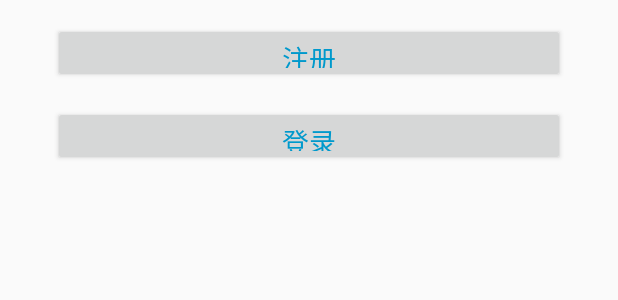
After one commit to huiruo/booking, an Android app: the layout activity_start.xml on its own in the app's theme, with its tools: preview values and no code run, on a phone screen of 412 x 824 dp. The commit adds this screen. Shown: the top 300 px of the screen. Run offline under Robolectric (Android 15) with nearby library versions, the phone set to English and light mode, and no system bars.

Commit message:
feat:android主页

```diff
--- a/Booking_front/app/src/main/AndroidManifest.xml
+++ b/Booking_front/app/src/main/AndroidManifest.xml
@@ -25,7 +25,7 @@
         android:roundIcon="@mipmap/ic_launcher_round"
         android:supportsRtl="true"
         android:theme="@style/AppTheme">
-        <activity android:name=".activity.MainActivity">
+        <activity android:name=".activity.StartActivity">
             <intent-filter>
                 <action android:name="android.intent.action.MAIN" />
                 <category android:name="android.intent.category.LAUNCHER" />
@@ -33,5 +33,6 @@
         </activity>
         <activity android:name="com.booking.activity.RegisterActivity"></activity>
         <activity android:name="com.booking.activity.LoginActivity"></activity>
+        <activity android:name="com.booking.activity.MainActivity"></activity>
     </application>
 </manifest>
--- /dev/null
+++ b/Booking_front/app/src/main/res/layout/activity_start.xml
@@ -0,0 +1,32 @@
+<?xml version="1.0" encoding="utf-8"?>
+<LinearLayout xmlns:android="http://schemas.android.com/apk/res/android"
+    xmlns:app="http://schemas.android.com/apk/res-auto"
+    xmlns:tools="http://schemas.android.com/tools"
+    android:layout_width="match_parent"
+    android:layout_height="match_parent"
+    android:orientation="vertical"
+    tools:context=".activity.StartActivity"
+    >
+    <Button
+        android:id="@+id/registerBtn"
+        android:layout_width="fill_parent"
+        android:layout_height="40dp"
+        android:layout_gravity="center_horizontal"
+        android:layout_marginLeft="35dp"
+        android:layout_marginRight="35dp"
+        android:layout_marginTop="15dp"
+        android:text="注册"
+        android:textColor="@android:color/holo_blue_dark"
+        android:textSize="18sp"/>
+    <Button
+        android:id="@+id/loginBtn"
+        android:layout_width="fill_parent"
+        android:layout_height="40dp"
+        android:layout_gravity="center_horizontal"
+        android:layout_marginLeft="35dp"
+        android:layout_marginRight="35dp"
+        android:layout_marginTop="15dp"
+        android:text="登录"
+        android:textColor="@android:color/holo_blue_dark"
+        android:textSize="18sp"/>
+</LinearLayout>
```
Also changed, not shown: Booking_front/app/src/main/java/com/booking/activity/LoginActivity.java (+26 -9 lines), Booking_front/app/src/main/java/com/booking/activity/MainActivity.java (+0 -19 lines), Booking_front/app/src/main/java/com/booking/activity/RegisterActivity.java (+21 -14 lines), Booking_front/app/src/main/java/com/booking/activity/StartActivity.java (added, +45 -0 lines), Booking_front/app/src/main/java/com/booking/net/CommonJsonCallback.java (+6 -1 lines), Booking_front/app/src/main/java/com/booking/reqApi/HttpRequest.java (+8 -4 lines), Booking_front/app/src/main/java/com/booking/utils/User.java (added, +53 -0 lines), Booking_front/app/src/main/res/layout/activity_main.xml (+4 -22 lines).
